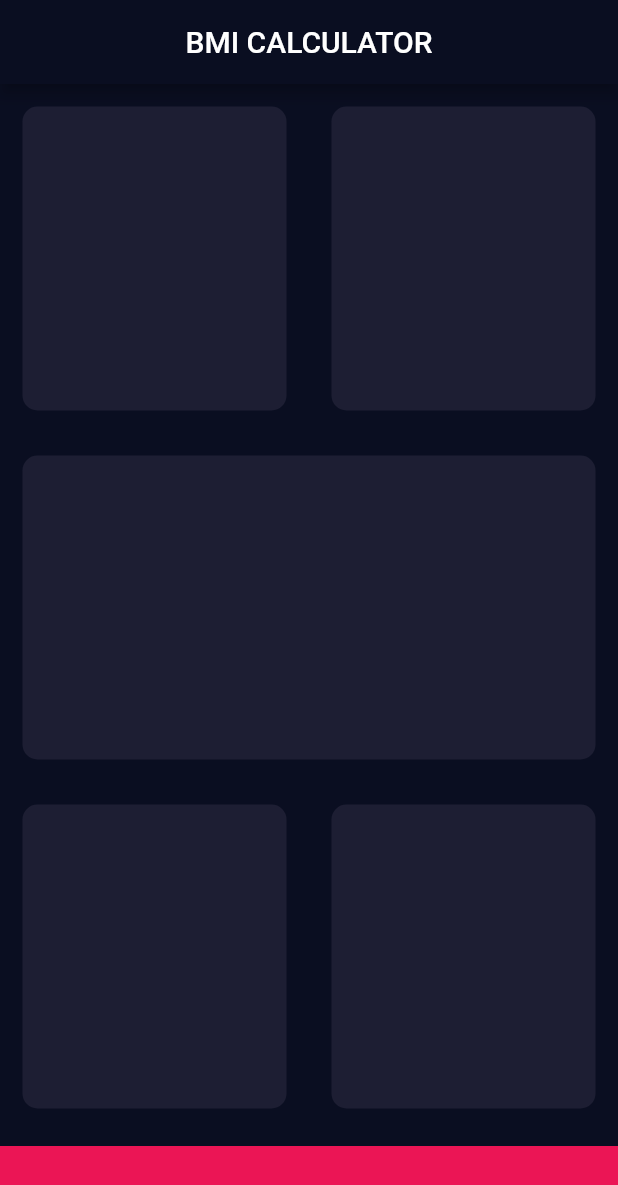
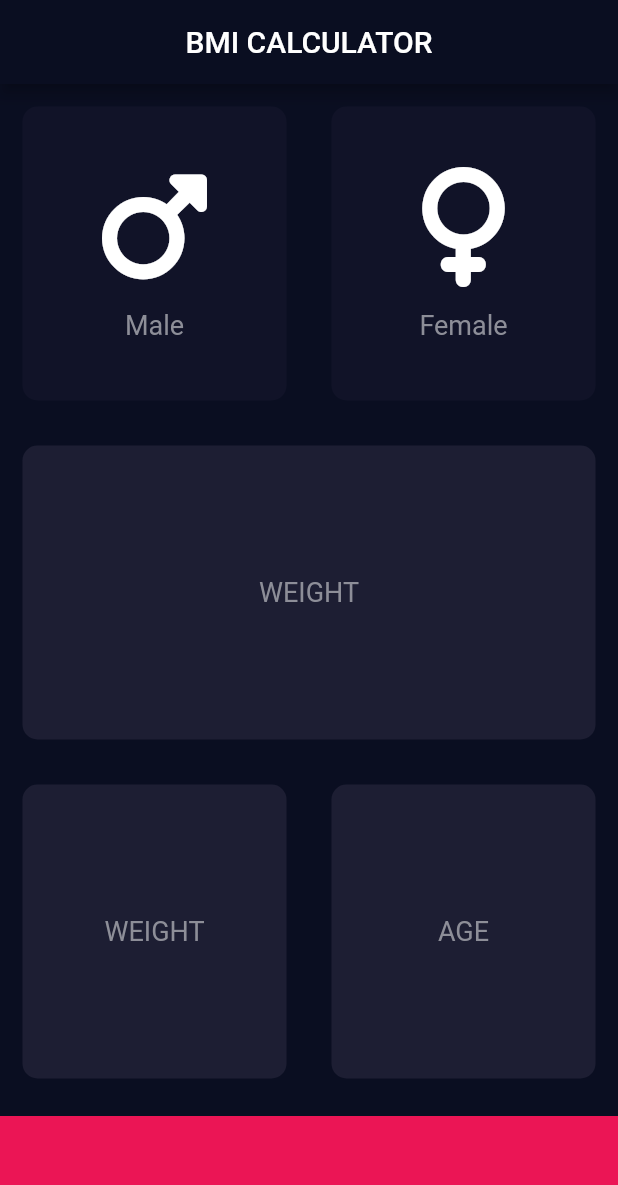
Before and after one commit to shreshtha-132/bmi_calculator, a Flutter app: the screen it shows after launch, on a phone screen of 412 x 824 dp. Shown: the top 1185 px of the screen. Run offline on Flutter 3.47's test engine with Material 2 defaults, Android fonts, the phone set to English and light mode, and no system bars; our stand-ins replace font_awesome_flutter.

Commit message:
commit
-> created two new files for content , icon and reusable card respectively.

```diff
--- /dev/null
+++ b/lib/icon_content.dart
@@ -0,0 +1,32 @@
+import 'package:flutter/material.dart';
+
+const txtLabelStyle = TextStyle(
+  fontSize: 18,
+  color: Color(0xFF8D8E98),
+);
+
+class IconContent extends StatelessWidget {
+  final String txt;
+  final IconData ic;
+  IconContent(this.ic, this.txt);
+
+  @override
+  Widget build(BuildContext context) {
+    return Column(
+      mainAxisAlignment: MainAxisAlignment.center,
+      children: [
+        Icon(
+          ic,
+          size: 80,
+        ),
+        SizedBox(
+          height: 15,
+        ),
+        Text(
+          txt,
+          style: txtLabelStyle,
+        ),
+      ],
+    );
+  }
+}
--- a/lib/inputPage.dart
+++ b/lib/inputPage.dart
@@ -1,5 +1,18 @@
 // TODO Implement this library.
 import 'package:flutter/material.dart';
+import 'package:font_awesome_flutter/font_awesome_flutter.dart';
+import 'icon_content.dart';
+import 'reusable_card.dart';
+
+const bottomContainerHeight = 80.0;
+const reusableCardColor = Color(0xFF1D1E33);
+const inactiveCardColor = Color(0xFF111328);
+const bottomContainerColor = Color(0xFFEB1555);
+
+enum Gender {
+  male,
+  female,
+}
 
 class InputPage extends StatefulWidget {
   const InputPage({Key? key}) : super(key: key);
@@ -9,6 +22,28 @@ class InputPage extends StatefulWidget {
 }
 
 class _InputPageState extends State<InputPage> {
+  Color maleCardColor = inactiveCardColor;
+  Color femaleCardColor = inactiveCardColor;
+
+  void updateCardColor(Gender gender) {
+    // gender = 1 for male , 2 for female
+    if (gender == Gender.male) {
+      if (maleCardColor == inactiveCardColor) {
+        femaleCardColor = inactiveCardColor;
+        maleCardColor = reusableCardColor;
+      } else {
+        maleCardColor = inactiveCardColor;
+      }
+    } else {
+      if (femaleCardColor == inactiveCardColor) {
+        maleCardColor = inactiveCardColor;
+        femaleCardColor = reusableCardColor;
+      } else {
+        femaleCardColor = inactiveCardColor;
+      }
+    }
+  }
+
   @override
   Widget build(BuildContext context) {
     return Scaffold(
@@ -21,33 +56,99 @@ class _InputPageState extends State<InputPage> {
             child: Row(
               children: [
                 Expanded(
-                  child: ReusableCard(Color(0xFF1D1E33)),
+                  child: GestureDetector(
+                    onTap: () {
+                      setState(() {
+                        updateCardColor(Gender.male);
+                      });
+                    },
+                    child: ReusableCard(
+                      maleCardColor,
+                      IconContent(FontAwesomeIcons.mars, 'Male'),
+                    ),
+                  ),
                 ),
                 Expanded(
-                  child: ReusableCard(Color(0xFF1D1E33)),
+                  child: GestureDetector(
+                    onTap: () {
+                      setState(() {
+                        updateCardColor(Gender.female);
+                      });
+                    },
+                    child: ReusableCard(
+                      femaleCardColor,
+                      IconContent(FontAwesomeIcons.venus, 'Female'),
+                    ),
+                  ),
                 ),
               ],
             ),
           ),
           Expanded(
-            child: ReusableCard(Color(0xFF1D1E33)),
-          ),
+              child: Container(
+            width: double.infinity,
+            child: Column(
+              mainAxisAlignment: MainAxisAlignment.center,
+              children: [
+                Text(
+                  'WEIGHT',
+                  style: TextStyle(
+                    fontSize: 18,
+                    color: Color(0xFF8D8E98),
+                  ),
+                ),
+              ],
+            ),
+            margin: EdgeInsets.all(15),
+            decoration: BoxDecoration(
+              color: reusableCardColor,
+              borderRadius: BorderRadius.circular(10.0),
+            ),
+          )),
           Expanded(
             child: Row(
               children: [
                 Expanded(
-                  child: ReusableCard(Color(0xFF1D1E33)),
+                  child: ReusableCard(
+                    reusableCardColor,
+                    Column(
+                      mainAxisAlignment: MainAxisAlignment.center,
+                      children: [
+                        Text(
+                          'WEIGHT',
+                          style: TextStyle(
+                            fontSize: 18,
+                            color: Color(0xFF8D8E98),
+                          ),
+                        ),
+                      ],
+                    ),
+                  ),
                 ),
                 Expanded(
-                  child: ReusableCard(Color(0xFF1D1E33)),
+                  child: ReusableCard(
+                    reusableCardColor,
+                    Column(
+                      mainAxisAlignment: MainAxisAlignment.center,
+                      children: [
+                        Text(
+                          'AGE',
+                          style: TextStyle(
+                            fontSize: 18,
+                            color: Color(0xFF8D8E98),
+                          ),
+                        ),
+                      ],
+                    ),
+                  ),
                 ),
               ],
             ),
           ),
           Container(
-            height: 60,
+            height: bottomContainerHeight,
             width: double.infinity,
-            color: Color(0xFFEB1555),
+            color: bottomContainerColor,
             margin: EdgeInsets.only(top: 10),
             // child: Text('Last Container'),
           )
@@ -56,19 +157,3 @@ class _InputPageState extends State<InputPage> {
     );
   }
 }
-
-class ReusableCard extends StatelessWidget {
-  late Color colour;
-  ReusableCard(this.colour);
-
-  @override
-  Widget build(BuildContext context) {
-    return Container(
-      margin: EdgeInsets.all(15),
-      decoration: BoxDecoration(
-        color: colour,
-        borderRadius: BorderRadius.circular(10.0),
-      ),
-    );
-  }
-}
--- a/lib/main.dart
+++ b/lib/main.dart
@@ -1,5 +1,6 @@
 import 'package:flutter/material.dart';
 import 'inputPage.dart';
+import 'package:font_awesome_flutter/font_awesome_flutter.dart';
 
 void main() {
   runApp(BMICalculator());
--- /dev/null
+++ b/lib/reusable_card.dart
@@ -0,0 +1,19 @@
+import 'package:flutter/material.dart';
+
+class ReusableCard extends StatelessWidget {
+  final Color colour;
+  final Widget cardChild;
+  ReusableCard(this.colour, this.cardChild);
+
+  @override
+  Widget build(BuildContext context) {
+    return Container(
+      child: cardChild,
+      margin: EdgeInsets.all(15),
+      decoration: BoxDecoration(
+        color: colour,
+        borderRadius: BorderRadius.circular(10.0),
+      ),
+    );
+  }
+}
--- a/pubspec.yaml
+++ b/pubspec.yaml
@@ -35,6 +35,7 @@ dependencies:
   # The following adds the Cupertino Icons font to your application.
   # Use with the CupertinoIcons class for iOS style icons.
   cupertino_icons: ^1.0.2
+  font_awesome_flutter: ^10.5.0
 
 dev_dependencies:
   flutter_test:
```
Also changed, not shown: pubspec.lock.
